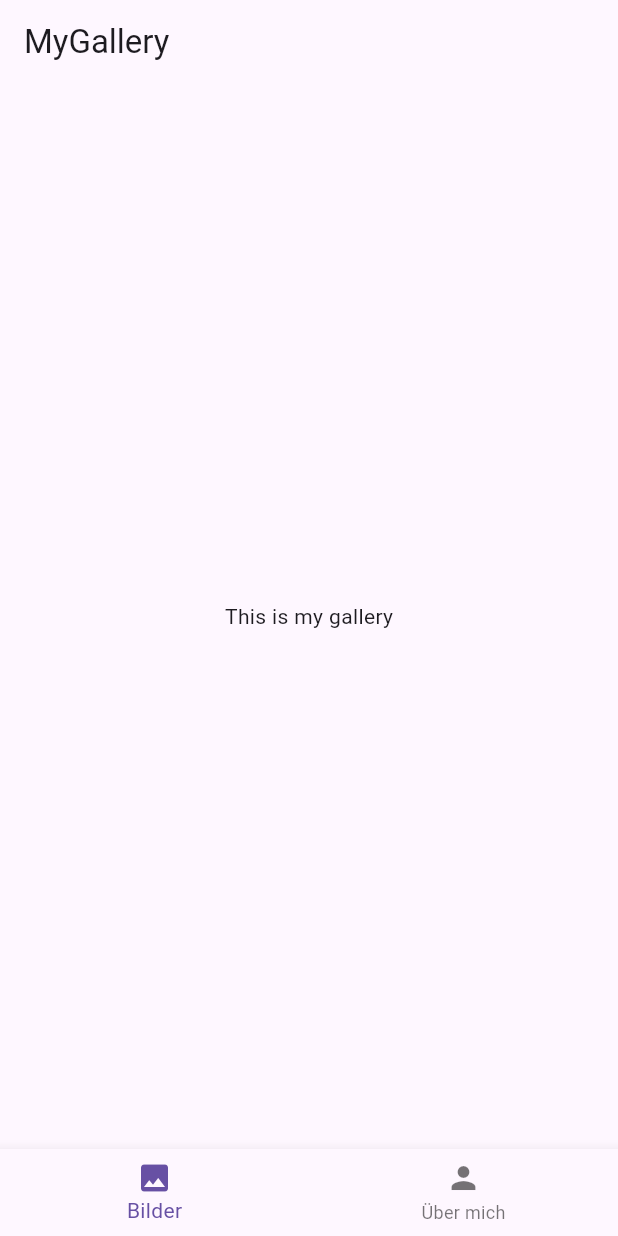
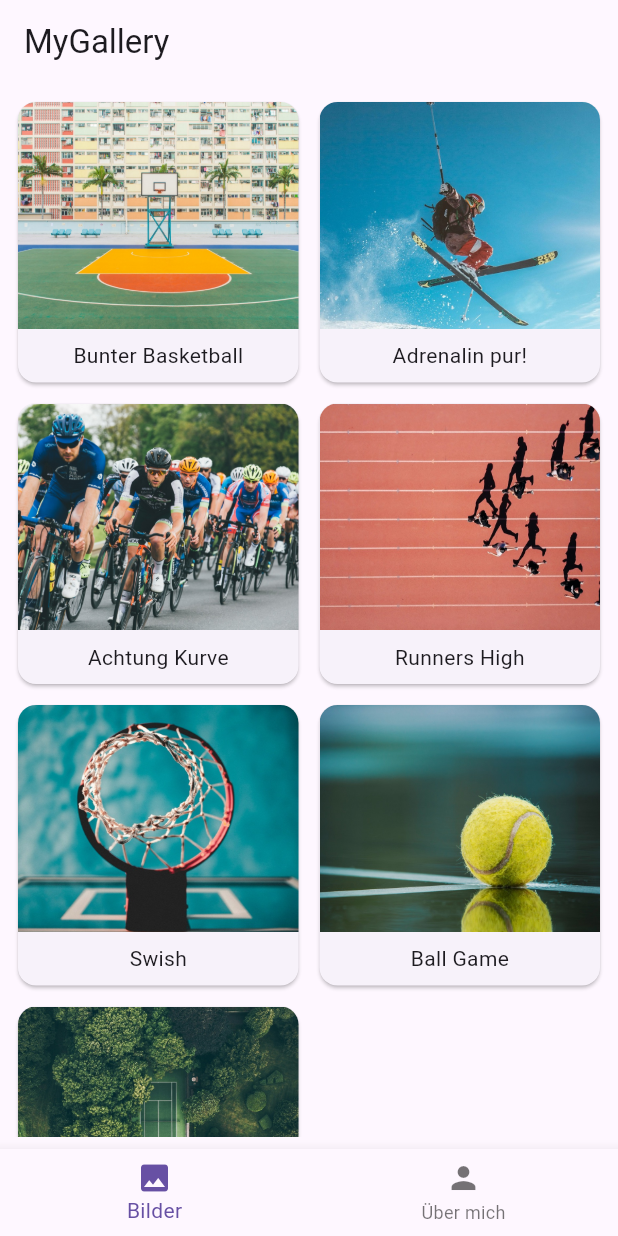
Before and after one commit to Jura17/p16_bildergalerie, a Flutter app: the screen it shows after launch, on a phone screen of 412 x 824 dp. Run offline on Flutter 3.47's test engine with Material 3 defaults, Android fonts, the phone set to English and light mode, and no system bars.

Commit message:
rename images jpeg->jpg, create gallery gridview and gridView items

```diff
--- /dev/null
+++ b/lib/gallery_data.dart
@@ -0,0 +1,53 @@
+import 'package:p16_bildergalerie/gallery_item.dart';
+
+List<GalleryItem> galleryData = [
+  GalleryItem(
+    imageTitle: 'Bunter Basketball',
+    imageDate: '03.06.2023',
+    imageDescription:
+        'Ein farbenfrohes Basketballfeld im Freien. Im Zentrum steht ein Basketballkorb, dessen weißes Netz im leichten Wind schaukelt. Die Farben des Spielfelds leuchten unter der warmen Abendsonne. Vor vielen Jahren, während eines Sommerabends, trafen sich hier Freunde zu einem unvergesslichen Spiel, bei dem die Sieger den Sonnenuntergang bejubelten.',
+    imagePath: 'assets/images/basketball_1.jpg',
+  ),
+  GalleryItem(
+    imageTitle: 'Adrenalin pur!',
+    imageDate: '14.07.2020',
+    imageDescription:
+        'Ein Skifahrer in voller Montur fliegt mutig über einen schneebedeckten Hügel, während der klare, blaue Himmel im Hintergrund strahlt. Die Sonne scheint hell, beleuchtet die funkelnden Schneeflocken und wirft lange Schatten auf die Piste. An einem perfekten Wintertag vor einigen Jahren, als der Schnee frisch und die Bedingungen ideal waren, führte dieser Sprung zu einem unvergesslichen Moment voller Adrenalin und Freude.',
+    imagePath: 'assets/images/ski.jpg',
+  ),
+  GalleryItem(
+    imageTitle: 'Achtung Kurve',
+    imageDate: '18.06.2022',
+    imageDescription:
+        'Eine große Gruppe Rennradfahrer legt sich synchron in eine scharfe Kurve, während sie mit beeindruckender Geschwindigkeit die Strecke entlangrasen. Die bunten Trikots der Fahrer leuchten im Sonnenschein, und ihre Konzentration ist greifbar. Vor einigen Jahren, während eines spannenden Wettkampfs an einem sonnigen Frühlingstag, markierte diese Kurve den Wendepunkt des Rennens und wurde zum Schauplatz eines packenden Duells um die Spitze.',
+    imagePath: 'assets/images/bike.jpg',
+  ),
+  GalleryItem(
+    imageTitle: 'Runners High',
+    imageDate: '22.09.2023',
+    imageDescription:
+        'Unsere acht Läufer bewegen sich hier in einer beeindruckenden Dreiecks-Formation über die Bahnen des sonnigen Sportplatzes am Mauerpark. Alle Athleten sind synchronisiert, ihre Schritte im perfekten Einklang, während sie die rote Tartanbahn unter ihren Füßen spüren. An einem kühlen Herbstmorgen, während eines intensiven Trainings, wurde diese Formation gewählt, um Teamarbeit und Präzision zu perfektionieren, und es war ein Moment, der die Entschlossenheit und den Zusammenhalt der Gruppe widerspiegelte.',
+    imagePath: 'assets/images/running.jpg',
+  ),
+  GalleryItem(
+    imageTitle: 'Swish',
+    imageDate: '11.08.2018',
+    imageDescription:
+        'Ein Foto, das von unten aufgenommen wurde, zeigt einen Basketballkorb mit einem strahlend blauen Himmel im Hintergrund. Die Sonne scheint hell, und das weiße Netz des Korbs hebt sich kontrastreich gegen das Blau ab. An einem klaren Sommernachmittag, vor vielen Jahren, wurde hier ein legendäres Spiel gespielt, bei dem der letzte Korb im goldenen Licht des Abends glänzte.',
+    imagePath: 'assets/images/basketball_2.jpg',
+  ),
+  GalleryItem(
+    imageTitle: 'Ball Game',
+    imageDate: '29.11.2023',
+    imageDescription:
+        'Die Nahaufnahme zeigt einen gelb-grünen Tennisball, der auf dem glänzenden Boden der Sporthalle liegt. Die Textur des Balls ist deutlich sichtbar, während das gedämpfte Licht der Halle eine ruhige Atmosphäre schafft. An einem regnerischen Nachmittag fand hier ein spannendes Match statt, bei dem dieser Ball im entscheidenden Moment des Spiels eine wichtige Rolle spielte.',
+    imagePath: 'assets/images/tennis_1.jpg',
+  ),
+  GalleryItem(
+    imageTitle: 'Sieg in der Natur',
+    imageDate: '02.05.2022',
+    imageDescription:
+        'Eine beeindruckende Drohnenaufnahme zeigt ein Tennisfeld, das idyllisch mitten im Grünen liegt. Das leuchtend grüne Spielfeld kontrastiert wunderschön mit den umgebenden Bäumen und Wiesen. An einem sonnigen Sommertag vor einigen Jahren wurde hier ein Turnier ausgetragen, bei dem Spieler und Zuschauer gleichermaßen die atemberaubende Naturkulisse genossen.',
+    imagePath: 'assets/images/tennis_2.jpg',
+  ),
+];
--- /dev/null
+++ b/lib/gallery_item.dart
@@ -0,0 +1,36 @@
+import 'package:flutter/material.dart';
+
+class GalleryItem extends StatelessWidget {
+  final String imageTitle;
+  final String imageDate;
+  final String imageDescription;
+  final String imagePath;
+  const GalleryItem(
+      {super.key,
+      required this.imageTitle,
+      required this.imageDate,
+      required this.imageDescription,
+      required this.imagePath});
+
+  @override
+  Widget build(BuildContext context) {
+    return Card(
+      clipBehavior: Clip.antiAliasWithSaveLayer,
+      child: Column(
+        crossAxisAlignment: CrossAxisAlignment.stretch,
+        children: [
+          Expanded(
+            child: Image(
+              image: AssetImage(imagePath),
+              fit: BoxFit.cover,
+            ),
+          ),
+          Padding(
+            padding: const EdgeInsets.all(8.0),
+            child: Center(child: Text(imageTitle)),
+          )
+        ],
+      ),
+    );
+  }
+}
--- a/lib/gallery_screen.dart
+++ b/lib/gallery_screen.dart
@@ -1,10 +1,22 @@
 import 'package:flutter/material.dart';
+import 'package:p16_bildergalerie/gallery_data.dart';
 
 class GalleryScreen extends StatelessWidget {
   const GalleryScreen({super.key});
 
   @override
   Widget build(BuildContext context) {
-    return Center(child: Text("This is my gallery"));
+    return SafeArea(
+        child: Padding(
+      padding: const EdgeInsets.all(8.0),
+      child: GridView.count(
+        crossAxisCount: 2,
+        crossAxisSpacing: 6,
+        mainAxisSpacing: 6,
+        children: [
+          for (int i = 0; i < galleryData.length; i++) galleryData[i],
+        ],
+      ),
+    ));
   }
 }
```
Also changed, not shown: assets/images/basketball_1.jpg (renamed from assets/images/basketball_1.jpeg), assets/images/basketball_2.jpg (renamed from assets/images/basketball_2.jpeg), assets/images/bike.jpg (renamed from assets/images/bike.jpeg), assets/images/kaya.jpg (renamed from assets/images/kaya.jpeg), assets/images/running.jpg (renamed from assets/images/running.jpeg), assets/images/ski.jpg (renamed from assets/images/ski.jpeg), assets/images/soccer.jpg (renamed from assets/images/soccer.jpeg), assets/images/tennis_1.jpg (renamed from assets/images/tennis_1.jpeg), assets/images/tennis_2.jpg (renamed from assets/images/tennis_2.jpeg).
